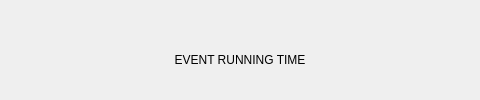
Old version of the form src/eventtimewidget.ui in the repository sledzik1984/timer; both pictures show x 400 to 880 and y 0 to 100 of the 1280 by 100 pixel window.
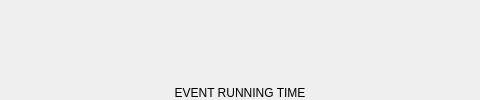
New version of the form.

Commit message: EventTimeWidget: tweak layout

Diff of the .ui file:
```diff
--- a/src/eventtimewidget.ui
+++ b/src/eventtimewidget.ui
@@ -40,7 +40,7 @@
     <widget class="QWidget" name="panel" native="true">
      <property name="sizePolicy">
       <sizepolicy hsizetype="Preferred" vsizetype="Preferred">
-       <horstretch>50</horstretch>
+       <horstretch>80</horstretch>
        <verstretch>0</verstretch>
       </sizepolicy>
      </property>
@@ -66,7 +66,7 @@
          <string>EVENT RUNNING TIME</string>
         </property>
         <property name="alignment">
-         <set>Qt::AlignCenter</set>
+         <set>Qt::AlignBottom|Qt::AlignHCenter</set>
         </property>
        </widget>
       </item>
```
